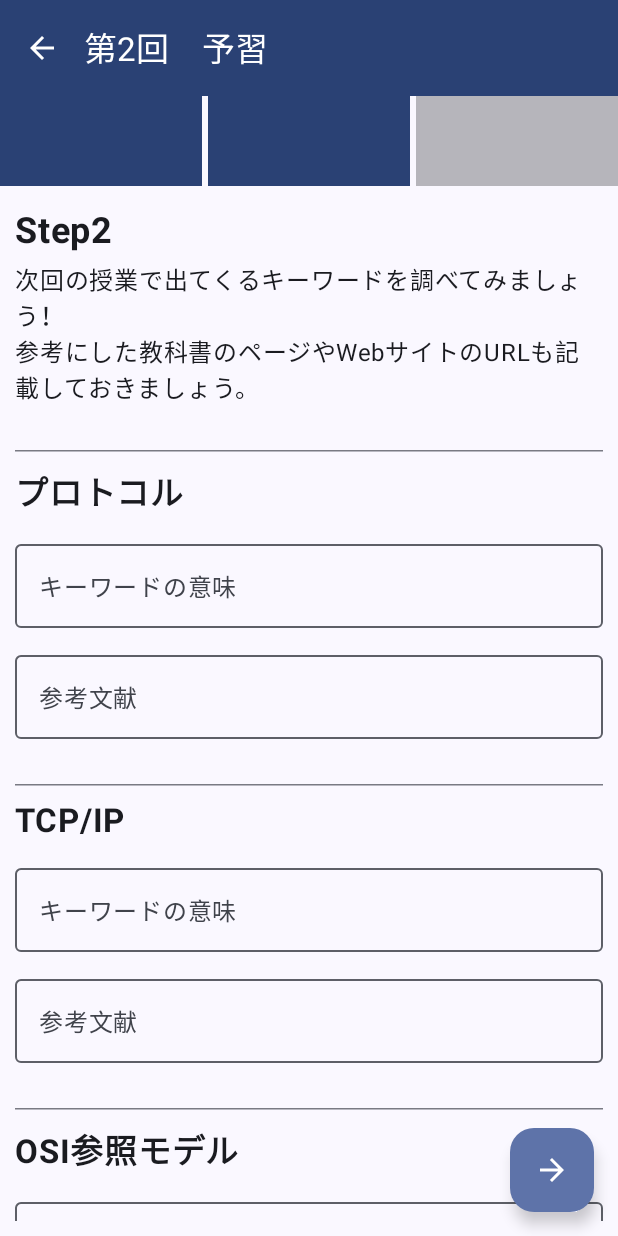
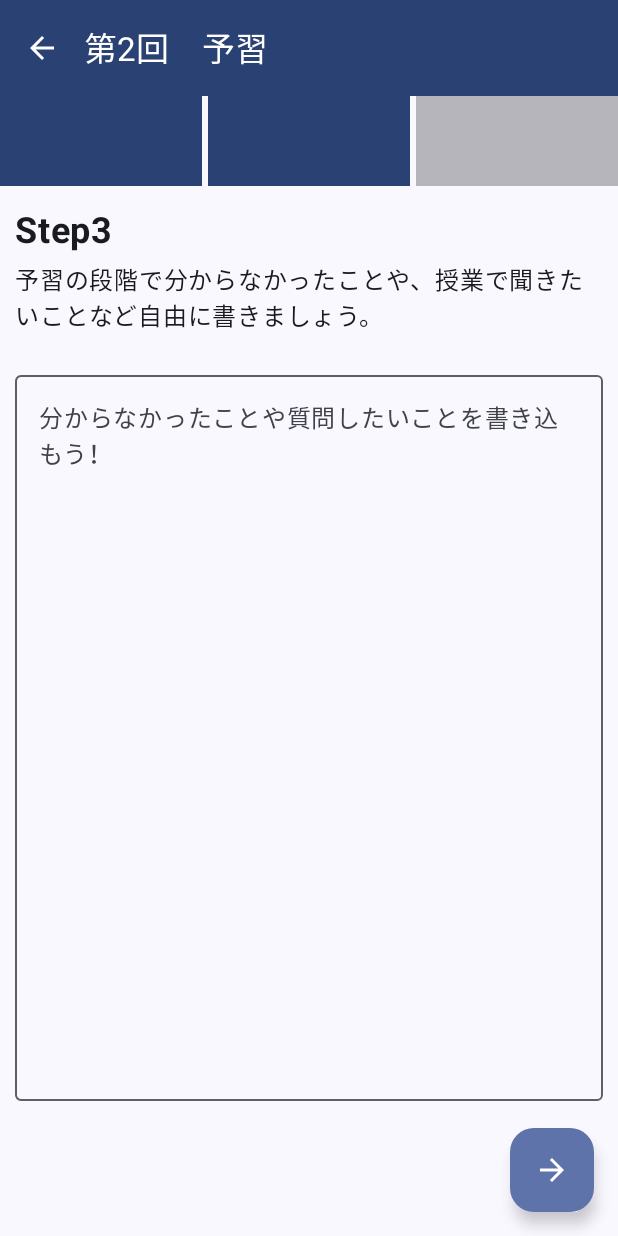
Before and after one commit to mohachi8/LearningApp, an Android app built with Jetpack Compose: the screen it shows after launch (MainActivity), on a phone screen of 412 x 824 dp. Run offline under Robolectric (Android 15) with nearby library versions, the phone set to English and light mode, and no system bars.

Commit message:
ステップ3の画面を仮作成

```diff
--- /dev/null
+++ b/app/src/main/java/com/example/learningapp/ui/components/Step3.kt
@@ -0,0 +1,48 @@
+package com.example.learningapp.ui.components
+
+import androidx.compose.foundation.layout.Column
+import androidx.compose.foundation.layout.Spacer
+import androidx.compose.foundation.layout.fillMaxSize
+import androidx.compose.foundation.layout.fillMaxWidth
+import androidx.compose.foundation.layout.height
+import androidx.compose.foundation.layout.padding
+import androidx.compose.material3.OutlinedTextField
+import androidx.compose.material3.Text
+import androidx.compose.runtime.Composable
+import androidx.compose.runtime.mutableStateOf
+import androidx.compose.runtime.remember
+import androidx.compose.ui.Modifier
+import androidx.compose.ui.text.font.FontWeight
+import androidx.compose.ui.unit.dp
+import androidx.compose.ui.unit.sp
+
+@Composable
+fun Step3() {
+    Column(
+        modifier = Modifier
+            .padding(10.dp)
+            .fillMaxSize()
+    ) {
+        Text(
+            text = "Step3",
+            fontSize = 24.sp,
+            fontWeight = FontWeight.Bold,
+            modifier = Modifier.padding(vertical = 6.dp)
+        )
+        Text(text = "予習の段階で分からなかったことや、授業で聞きたいことなど自由に書きましょう。")
+        Spacer(modifier = Modifier.height(20.dp))
+
+
+        val textState = remember { mutableStateOf("") }
+
+        OutlinedTextField(
+            value = textState.value,
+            onValueChange = { textState.value = it },
+            label = { Text("分からなかったことや質問したいことを書き込もう！") },
+            modifier = Modifier
+                .fillMaxWidth()
+                .weight(1f)
+        )
+        Spacer(modifier = Modifier.height(80.dp))
+    }
+}
--- a/app/src/main/java/com/example/learningapp/ui/screens/PreparationScreen.kt
+++ b/app/src/main/java/com/example/learningapp/ui/screens/PreparationScreen.kt
@@ -21,6 +21,7 @@ import androidx.compose.runtime.remember
 import androidx.compose.ui.Modifier
 import com.example.learningapp.ui.components.Step1
 import com.example.learningapp.ui.components.Step2
+import com.example.learningapp.ui.components.Step3
 import com.example.learningapp.ui.components.StepProgressBar
 
 const val lessonTitleText = "第2回　予習"
@@ -71,7 +72,8 @@ fun PreparationScreen() {
 
 
 //            Step1()
-            Step2()
+//            Step2()
+            Step3()
         }
     }
 }
```
